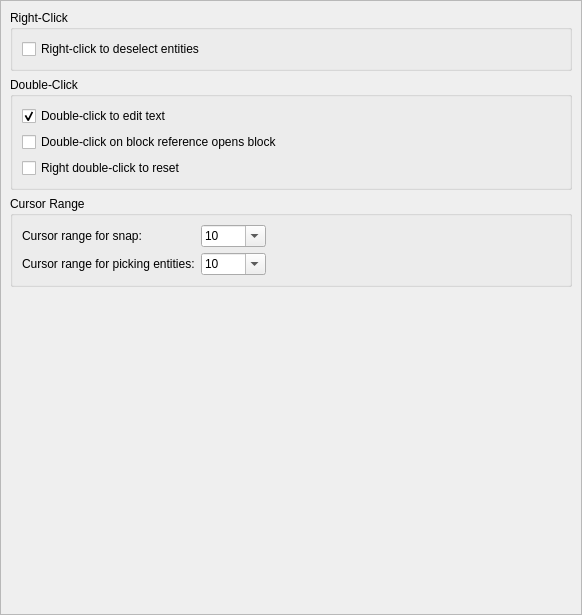
Before: the Qt Designer form scripts/Edit/AppPreferences/GraphicsViewPreferences/BehaviorPreferences/PreferencesPage.ui in qcad/qcad, drawn with Qt 5.
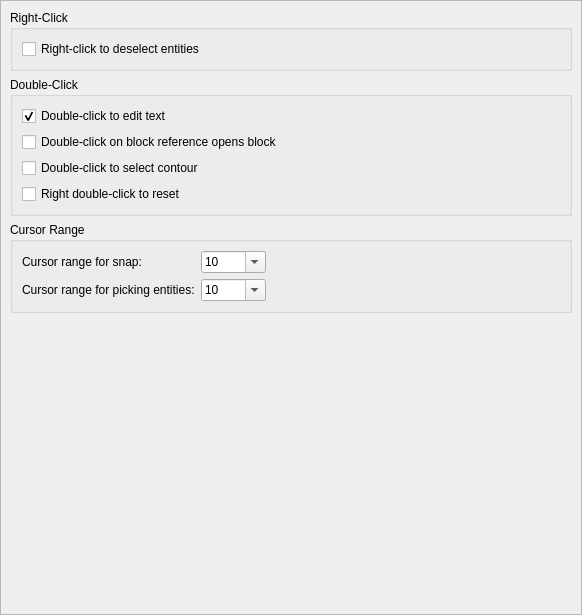
After: the same form once the commit is applied.

Commit message: add preference to select contours with double-click

The edit to the form file:
```diff
--- a/scripts/Edit/AppPreferences/GraphicsViewPreferences/BehaviorPreferences/PreferencesPage.ui
+++ b/scripts/Edit/AppPreferences/GraphicsViewPreferences/BehaviorPreferences/PreferencesPage.ui
@@ -68,6 +68,16 @@
          </property>
         </widget>
        </item>
+       <item>
+        <widget class="QCheckBox" name="DoubleClickSelectContour">
+         <property name="text">
+          <string>Double-click to select contour</string>
+         </property>
+         <property name="checked">
+          <bool>false</bool>
+         </property>
+        </widget>
+       </item>
        <item>
         <widget class="QCheckBox" name="RightDoubleClickToReset">
          <property name="text">
```
The commit also changes 3 other files.
